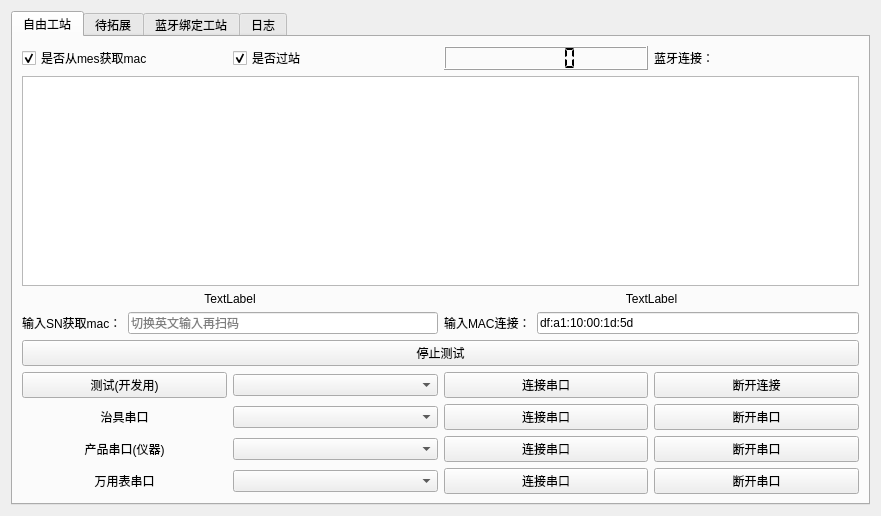
Above: work_station/freework/qfreework.ui from yuhuang163/test before the change. Below: the same form after it.
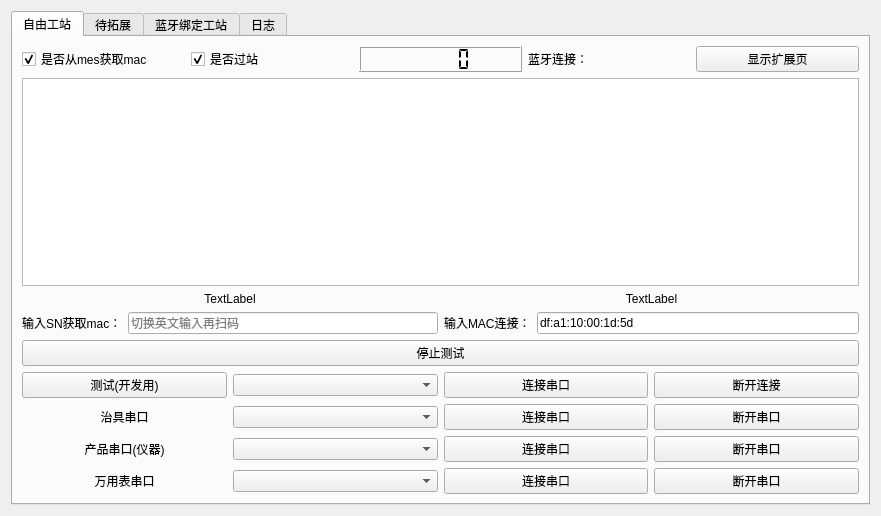
That is the form after the change.

The edit to the form file:
```diff
--- a/work_station/freework/qfreework.ui
+++ b/work_station/freework/qfreework.ui
@@ -78,6 +78,13 @@
               </property>
              </widget>
             </item>
+            <item>
+             <widget class="QPushButton" name="toggleExtraTabsButton">
+              <property name="text">
+               <string>显示扩展页</string>
+              </property>
+             </widget>
+            </item>
            </layout>
           </item>
           <item>
```
